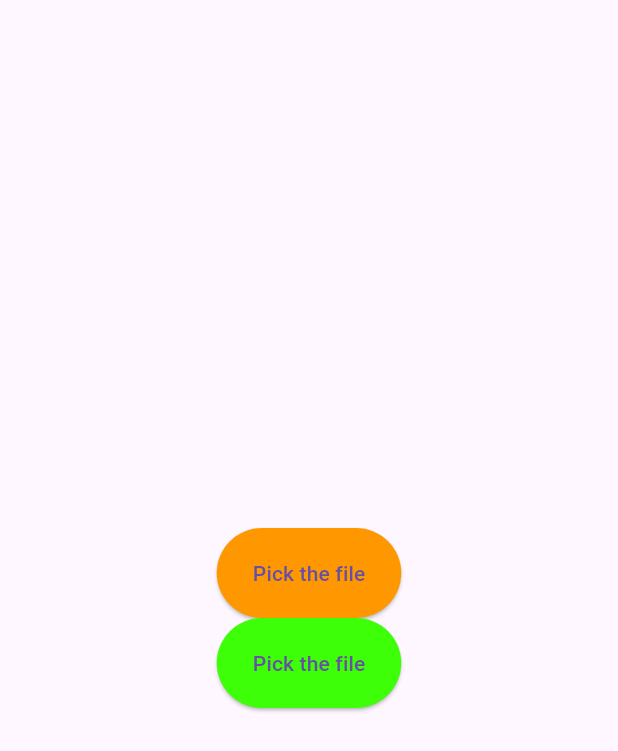
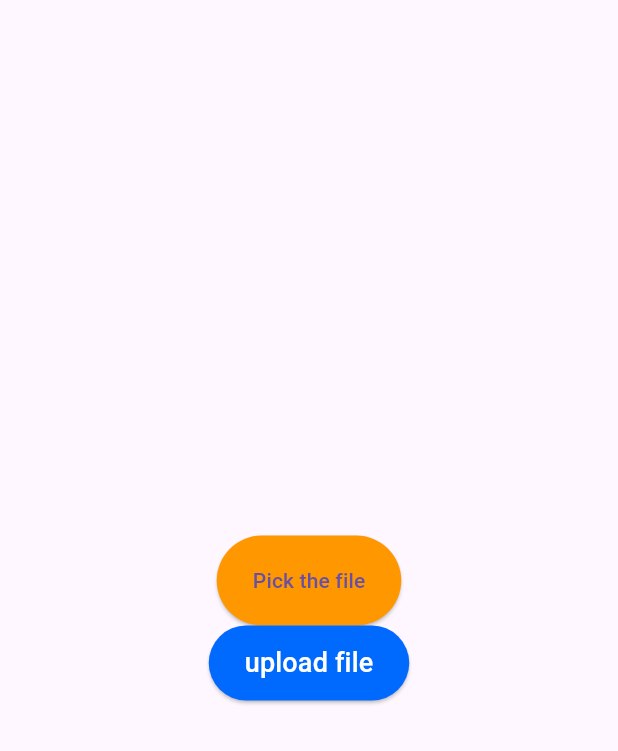
Before and after one commit to tarun-sakthivel/summary_model, a Flutter app: the screen it shows after launch, after a tap on "Pick the file", on a phone screen of 412 x 824 dp. Shown: the top 751 px of the screen. Run offline on Flutter 3.47's test engine with Material 3 defaults, Android fonts, the light colour scheme and no system bars; our stand-ins replace file_picker, open_file.

Commit message:
The changes are commited after updates

```diff
--- a/lib/main.dart
+++ b/lib/main.dart
@@ -19,13 +19,15 @@ class MyHttpOverrides extends HttpOverrides {
 
 void main() {
   HttpOverrides.global = MyHttpOverrides();
-  runApp(MyApp());
+  runApp(const MyApp());
 }
 
 class MyApp extends StatelessWidget {
+  const MyApp({super.key});
+
   @override
   Widget build(BuildContext context) {
-    return MaterialApp(
+    return const MaterialApp(
       home: pdfpicker(),
     );
   }
@@ -46,7 +48,7 @@ class _pdfpickerState extends State<pdfpicker> {
   File? fileToDisplay;
   List pickedfiles = [];
   String pathofFile = '';
-  String _output = '';
+  final String _output = '';
   String base64String = '';
   String manual_text =
       'Projectile motion refers to the motion of an object that is projected into the air and then allowed to move under the influence of gravity. It is a classic example of two-dimensional motion. During projectile motion, the object follows a curved path known as a trajectory. The trajectory consists of two components: horizontal motion and vertical motion. The horizontal motion remains constant, while the vertical motion is influenced by gravity. The object reaches its maximum height at the peak of its trajectory before descending back to the ground. The time of flight, maximum height, and range of the projectile can be calculated using specific equations derived from the principles of kinematics. Projectile motion is utilized in various real-world scenarios, such as sports, engineering, and physics experiments. Understanding projectile motion is essential for predicting the behavior of objects in flight and designing effective systems and structures';
@@ -106,7 +108,11 @@ class _pdfpickerState extends State<pdfpicker> {
       String botResponse = jsonResponse['data'];
       // Print or return the bot response
       print("Bot response: $botResponse");
-      return botResponse;
+      return Text(
+        "Final summary: $botResponse",
+        style: const TextStyle(
+            fontSize: 28, color: Colors.black, fontWeight: FontWeight.w400),
+      );
     } else {
       // Request failed, handle error.
       print('Request failed with status: ${response.statusCode}');
@@ -159,12 +165,16 @@ class _pdfpickerState extends State<pdfpicker> {
                 : Container(),
           ElevatedButton(
               style: ElevatedButton.styleFrom(
-                  minimumSize: const Size(40, 60),
-                  backgroundColor: Color.fromARGB(255, 61, 255, 7)),
+                  minimumSize: const Size(60, 50),
+                  maximumSize: const Size(210, 55),
+                  backgroundColor: const Color.fromARGB(255, 0, 106, 255)),
               onPressed: () {
-                fetchData();
+                pickFile();
               },
-              child: const Text("Pick the file")),
+              child: const Text(
+                "upload file",
+                style: TextStyle(fontSize: 18, color: Colors.white),
+              )),
         ],
       ),
     );
```
